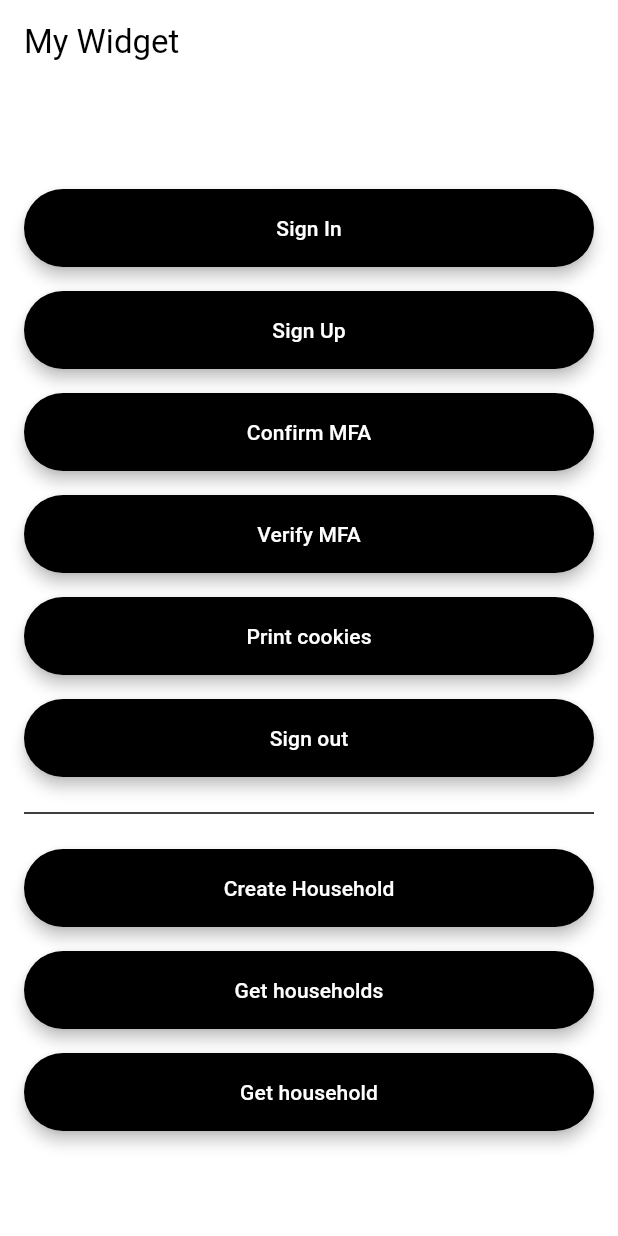
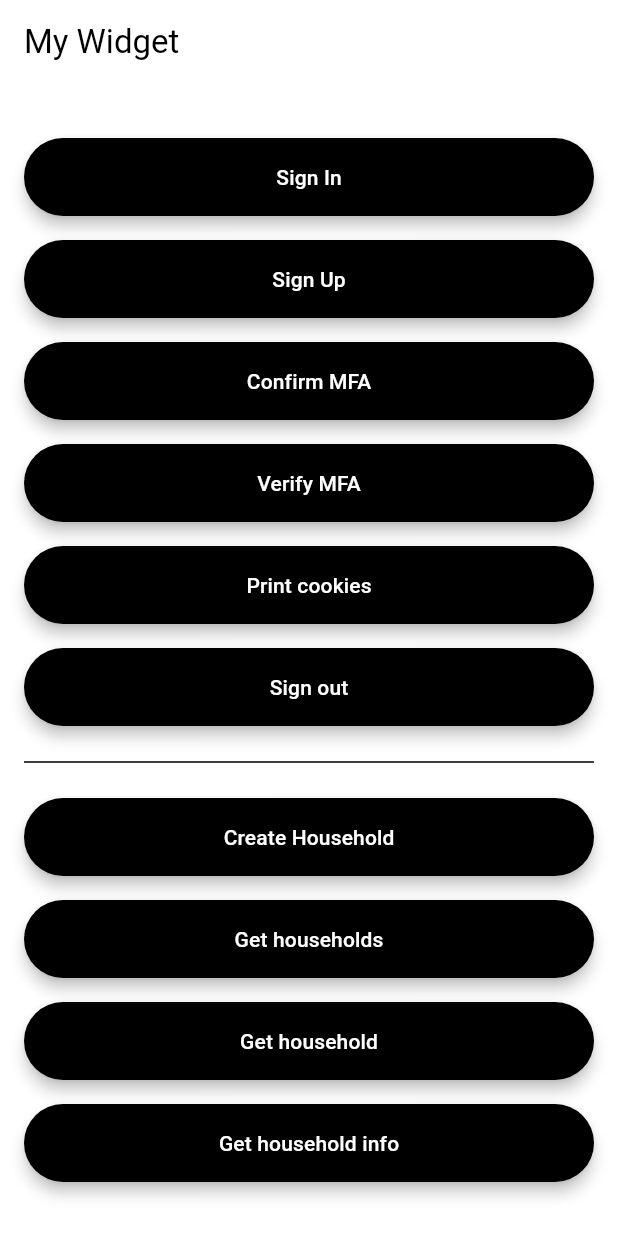
Before and after one commit to HadyMash/smartify, a Flutter app: the screen it shows after launch, on a phone screen of 412 x 824 dp. Run offline on Flutter 3.47's test engine with Material 3 defaults, Android fonts, the phone set to English and light mode, and no system bars; our stand-ins replace convert, cookie_jar, device_info_plus, dio, dio_cookie_manager, email_validator and 4 more; missing offline and left inert: dart:html.

Commit message:
created get household info method

```diff
--- a/app/lib/main.dart
+++ b/app/lib/main.dart
@@ -279,6 +279,15 @@ class _MyWidgetState extends State<MyWidget> {
                   },
                   child: const Text('Get household'),
                 ),
+                const SizedBox(height: 16),
+                ElevatedButton(
+                  onPressed: () async {
+                    final hs = await HouseholdService.create();
+                    print(
+                        'get household result: ${await hs.getHouseholdInfo('67e16d5ad778cfa271de0183')}');
+                  },
+                  child: const Text('Get household info'),
+                ),
               ],
             ),
           ),
```
Also changed, not shown: app/lib/services/household.dart (+29 -0 lines).
